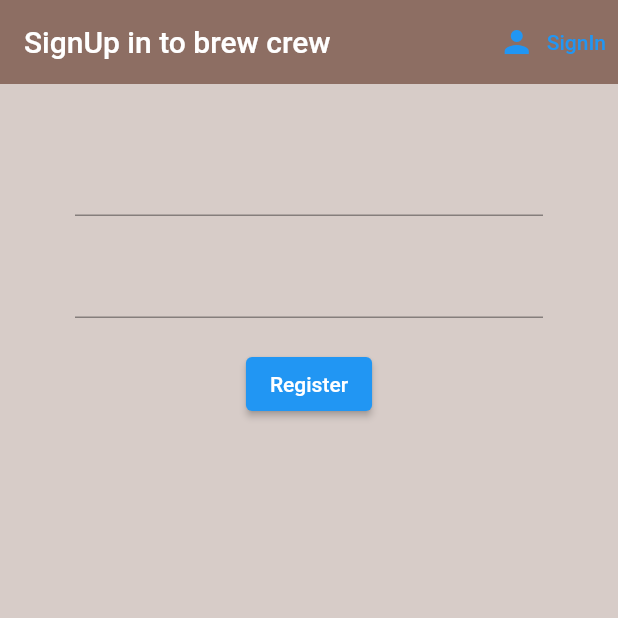
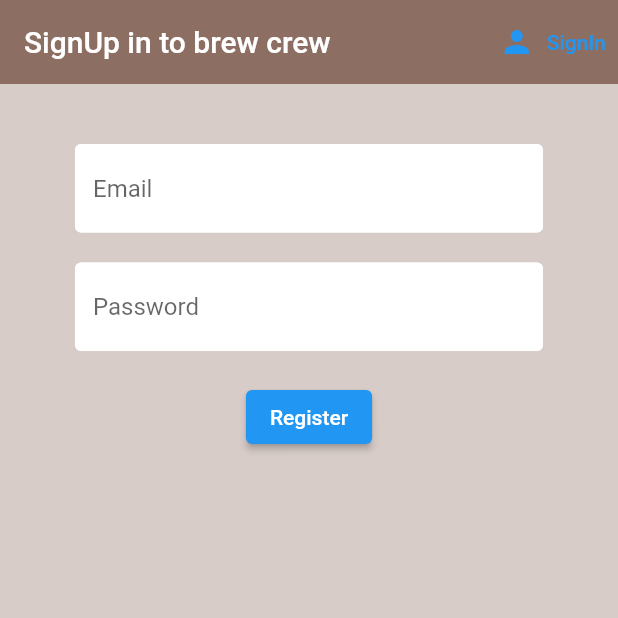
Before and after one commit to ImAshishMaan/Coffee_Crew, a Flutter app: the screen it shows after launch, after a tap on "Sign in", after a tap on "Register", on a phone screen of 412 x 824 dp, the top half of it. Run offline on Flutter 3.47's test engine with Material 2 defaults, Android fonts, the phone set to English and light mode, and no system bars; our stand-ins replace firebase_auth, firebase_core; accounts and stored records are empty.

Commit message:
Loading screen added

```diff
--- a/lib/screens/authenticate/register.dart
+++ b/lib/screens/authenticate/register.dart
@@ -1,4 +1,6 @@
 import 'package:firebase_login_flutter/services/auth.dart';
+import 'package:firebase_login_flutter/shared/constants.dart';
+import 'package:firebase_login_flutter/shared/loading.dart';
 import 'package:flutter/material.dart';
 
 class Register extends StatefulWidget {
@@ -12,6 +14,7 @@ class Register extends StatefulWidget {
 
 final AuthService _auth = AuthService();
 final _formKey = GlobalKey<FormState>();
+bool loading = false;
 
 // text field state
 String email = "";
@@ -21,7 +24,9 @@ String error = "";
 class _RegisterState extends State<Register> {
   @override
   Widget build(BuildContext context) {
-    return Scaffold(
+    return loading
+        ? Loading()
+        : Scaffold(
             backgroundColor: Colors.brown[100],
             appBar: AppBar(
               backgroundColor: Colors.brown[400],
@@ -45,7 +50,10 @@ class _RegisterState extends State<Register> {
                   children: [
                     SizedBox(height: 20),
                     TextFormField(
-                validator: (val) => val!.isEmpty ? "Enter an email" : null,
+                      decoration:
+                          textInputDecoration.copyWith(hintText: 'Email'),
+                      validator: (val) =>
+                          val!.isEmpty ? "Enter an email" : null,
                       keyboardType: TextInputType.emailAddress,
                       onChanged: (val) {
                         setState(() {
@@ -55,8 +63,11 @@ class _RegisterState extends State<Register> {
                     ),
                     SizedBox(height: 20),
                     TextFormField(
-                validator: (val) =>
-                    val!.length < 6 ? "Enter password longer than 6 " : null,
+                      decoration:
+                          textInputDecoration.copyWith(hintText: 'Password'),
+                      validator: (val) => val!.length < 6
+                          ? "Enter password longer than 6 "
+                          : null,
                       obscureText: true,
                       onChanged: (val) {
                         setState(() {
@@ -72,10 +83,14 @@ class _RegisterState extends State<Register> {
                       ),
                       onPressed: () async {
                         if (_formKey.currentState!.validate()) {
-                    dynamic result = await _auth.registerWithEmailAndPassword(
-                        email, password);
+                          setState(() => loading = true);
+                          dynamic result = await _auth
+                              .registerWithEmailAndPassword(email, password);
                           if (result == null) {
-                      setState(() => error = "Please supply a valid email");
+                            setState(() {
+                              error = "Please supply a valid email";
+                              loading = false;
+                            });
                           }
                         }
                       },
--- a/lib/screens/authenticate/sign_in.dart
+++ b/lib/screens/authenticate/sign_in.dart
@@ -1,4 +1,6 @@
 import 'package:firebase_login_flutter/services/auth.dart';
+import 'package:firebase_login_flutter/shared/constants.dart';
+import 'package:firebase_login_flutter/shared/loading.dart';
 import 'package:flutter/material.dart';
 import 'package:flutter/services.dart';
 
@@ -14,6 +16,7 @@ class SignIn extends StatefulWidget {
 class _SignInState extends State<SignIn> {
   final AuthService _auth = AuthService();
   final _formKey = GlobalKey<FormState>();
+  bool loading = false;
 
   // text field state
   String email = "";
@@ -22,7 +25,9 @@ class _SignInState extends State<SignIn> {
 
   @override
   Widget build(BuildContext context) {
-    return Scaffold(
+    return loading
+        ? Loading()
+        : Scaffold(
             backgroundColor: Colors.brown[100],
             appBar: AppBar(
               backgroundColor: Colors.brown[400],
@@ -46,8 +51,11 @@ class _SignInState extends State<SignIn> {
                   children: [
                     SizedBox(height: 20),
                     TextFormField(
+                      decoration:
+                          textInputDecoration.copyWith(hintText: 'Email'),
                       keyboardType: TextInputType.emailAddress,
-                validator: (val) => val!.isEmpty ? "Enter an email" : null,
+                      validator: (val) =>
+                          val!.isEmpty ? "Enter an email" : null,
                       onChanged: (val) {
                         setState(() {
                           email = val;
@@ -56,9 +64,12 @@ class _SignInState extends State<SignIn> {
                     ),
                     SizedBox(height: 20),
                     TextFormField(
+                      decoration:
+                          textInputDecoration.copyWith(hintText: 'Password'),
                       obscureText: true,
-                validator: (val) =>
-                    val!.length < 6 ? "Enter password longer than 6 " : null,
+                      validator: (val) => val!.length < 6
+                          ? "Enter password longer than 6 "
+                          : null,
                       onChanged: (val) {
                         setState(() {
                           password = val;
@@ -73,10 +84,14 @@ class _SignInState extends State<SignIn> {
                       ),
                       onPressed: () async {
                         if (_formKey.currentState!.validate()) {
-                    dynamic result =
-                        await _auth.signWithEmailAndPassword(email, password);
+                          setState(() => loading = true);
+                          dynamic result = await _auth.signWithEmailAndPassword(
+                              email, password);
                           if (result == null) {
-                      setState(() => error = "Wrong Credentials");
+                            setState(() {
+                              error = "Wrong Credentials";
+                              loading = false;
+                            });
                           }
                         }
                       },
--- /dev/null
+++ b/lib/shared/constants.dart
@@ -0,0 +1,12 @@
+import 'package:flutter/material.dart';
+
+const textInputDecoration = InputDecoration(
+  fillColor: Colors.white,
+  filled: true,
+  enabledBorder: OutlineInputBorder(
+    borderSide: BorderSide(color: Colors.white, width: 2),
+  ),
+  focusedBorder: OutlineInputBorder(
+    borderSide: BorderSide(color: Colors.pink, width: 2),
+  ),
+);
--- a/pubspec.yaml
+++ b/pubspec.yaml
@@ -31,6 +31,7 @@ dependencies:
   firebase_auth: ^3.0.2
   cloud_firestore: ^2.5.0
   provider: ^6.0.0
+  flutter_spinkit: ^4.1.2
 
 dev_dependencies:
   flutter_test:
```
Also changed, not shown: lib/shared/loading.dart (added, +19 -0 lines), pubspec.lock. Lines whose indentation alone changed are shown as unchanged.
